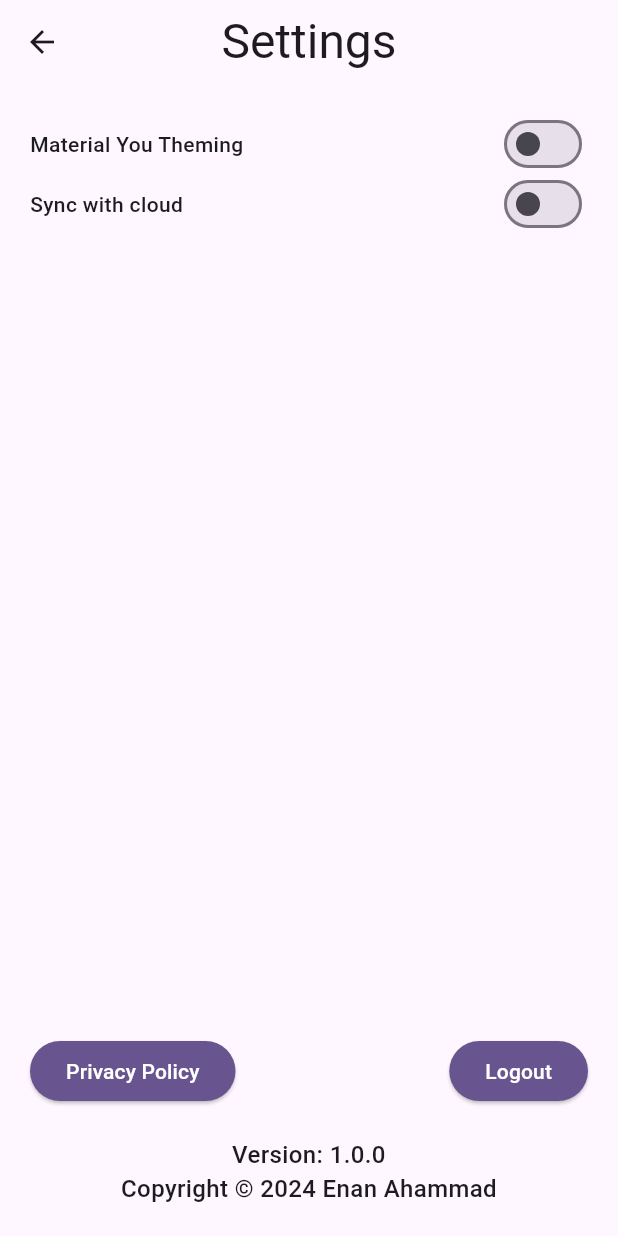
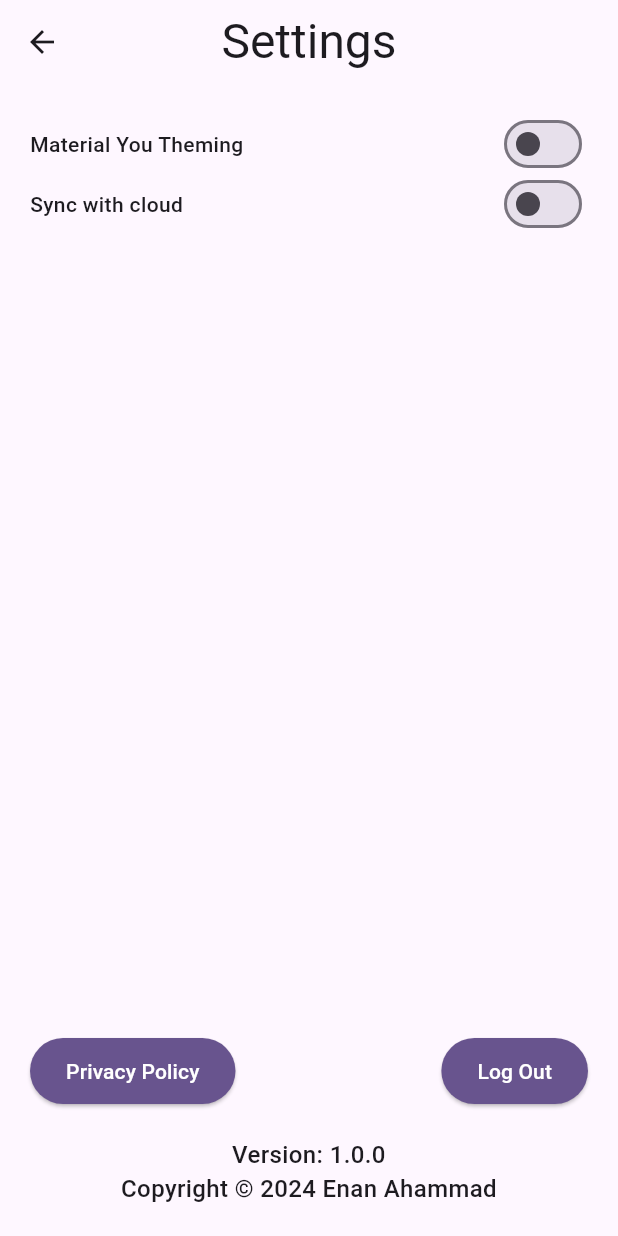
Before and after one commit to user-grinch/Flutter-Notes, a Flutter app: the SettingsView screen opened by its route, on a phone screen of 412 x 824 dp. Run offline on Flutter 3.47's test engine with Material 3 defaults, Android fonts, the phone set to English and light mode, and no system bars; our stand-ins replace firebase_auth, firebase_core, sqflite; accounts and stored records are empty; network calls fail.

Commit message:
Refactor UI code

```diff
--- a/lib/main.dart
+++ b/lib/main.dart
@@ -22,6 +22,12 @@ void main() {
     theme: ThemeData(
       colorScheme: ColorScheme.fromSeed(seedColor: Colors.deepPurple),
       useMaterial3: true,
+      pageTransitionsTheme: const PageTransitionsTheme(
+        builders: <TargetPlatform, PageTransitionsBuilder>{
+          // Set the predictive back transitions for Android.
+          TargetPlatform.android: PredictiveBackPageTransitionsBuilder(),
+        },
+      ),
     ),
     home: const HomePage(),
     darkTheme: ThemeData.dark(),
--- /dev/null
+++ b/lib/utilities/elevated_button.dart
@@ -0,0 +1,33 @@
+import 'package:flutter/material.dart';
+
+class ElevatedButtonMD3 extends StatefulWidget {
+  final String text;
+  final VoidCallback onPressed;
+
+  const ElevatedButtonMD3({
+    super.key,
+    required this.text,
+    required this.onPressed,
+  });
+
+  @override
+  State<ElevatedButtonMD3> createState() => _ElevatedButtonMD3State();
+}
+
+class _ElevatedButtonMD3State extends State<ElevatedButtonMD3> {
+  @override
+  Widget build(BuildContext context) {
+    return ElevatedButton(
+      style: ElevatedButton.styleFrom(
+        foregroundColor: Theme.of(context).colorScheme.onPrimary,
+        backgroundColor: Theme.of(context).colorScheme.primary,
+        shape: RoundedRectangleBorder(
+          borderRadius: BorderRadius.circular(30),
+        ),
+        padding: EdgeInsets.symmetric(horizontal: 24, vertical: 12),
+      ),
+      onPressed: widget.onPressed,
+      child: Text(widget.text),
+    );
+  }
+}
--- a/lib/views/settings_view.dart
+++ b/lib/views/settings_view.dart
@@ -1,6 +1,8 @@
 import 'package:flutter/material.dart';
 import 'package:flutter1/constants/routes.dart';
 import 'package:flutter1/services/auth/auth_service.dart';
+import 'package:flutter1/utilities/elevated_button.dart';
+import 'package:flutter1/utilities/outlined_button.dart';
 import 'package:flutter1/utilities/toggle_button.dart';
 
 class SettingsView extends StatefulWidget {
@@ -50,31 +52,13 @@ class _SettingsViewState extends State<SettingsView> {
                   Row(
                     mainAxisAlignment: MainAxisAlignment.spaceBetween,
                     children: [
-                      ElevatedButton(
-                        style: ElevatedButton.styleFrom(
-                          foregroundColor:
-                              Theme.of(context).colorScheme.onPrimary,
-                          backgroundColor:
-                              Theme.of(context).colorScheme.primary,
-                          shape: RoundedRectangleBorder(
-                            borderRadius: BorderRadius.circular(30),
-                          ),
-                        ),
+                      ElevatedButtonMD3(
                         onPressed: logOutHandler,
-                        child: const Text("Privacy Policy"),
+                        text: 'Privacy Policy',
                       ),
-                      ElevatedButton(
-                        style: ElevatedButton.styleFrom(
-                          foregroundColor:
-                              Theme.of(context).colorScheme.onPrimary,
-                          backgroundColor:
-                              Theme.of(context).colorScheme.primary,
-                          shape: RoundedRectangleBorder(
-                            borderRadius: BorderRadius.circular(30),
-                          ),
-                        ),
+                      ElevatedButtonMD3(
                         onPressed: logOutHandler,
-                        child: const Text("Logout"),
+                        text: 'Log Out',
                       ),
                     ],
                   ),
@@ -103,29 +87,17 @@ Future<bool> showLogOutDialog(BuildContext context) {
             title: const Text("Confirm"),
             content: const Text("Are you sure you want to Logout?"),
             actions: [
-              OutlinedButton(
-                style: OutlinedButton.styleFrom(
-                  shape: RoundedRectangleBorder(
-                    borderRadius: BorderRadius.circular(30),
-                  ),
-                ),
+              OutlinedButtonMD3(
                 onPressed: () {
                   Navigator.of(context).pop(false);
                 },
-                child: const Text("Cancel"),
+                text: "Cancel",
               ),
-              ElevatedButton(
-                style: ElevatedButton.styleFrom(
-                  foregroundColor: Theme.of(context).colorScheme.onPrimary,
-                  backgroundColor: Theme.of(context).colorScheme.primary,
-                  shape: RoundedRectangleBorder(
-                    borderRadius: BorderRadius.circular(30),
-                  ),
-                ),
+              ElevatedButtonMD3(
                 onPressed: () {
                   Navigator.of(context).pop(true);
                 },
-                child: const Text("Yes"),
+                text: 'Yes',
               )
             ]);
       }).then((value) => value ?? false);
```
Also changed, not shown: lib/utilities/note_summary.dart (added, +43 -0 lines), lib/utilities/outlined_button.dart (added, +30 -0 lines), lib/views/login_view.dart (+3 -10 lines), lib/views/notes/notes_view.dart (+5 -36 lines), lib/views/register_view.dart (+3 -10 lines), lib/views/verify_email_view.dart (+3 -10 lines).
